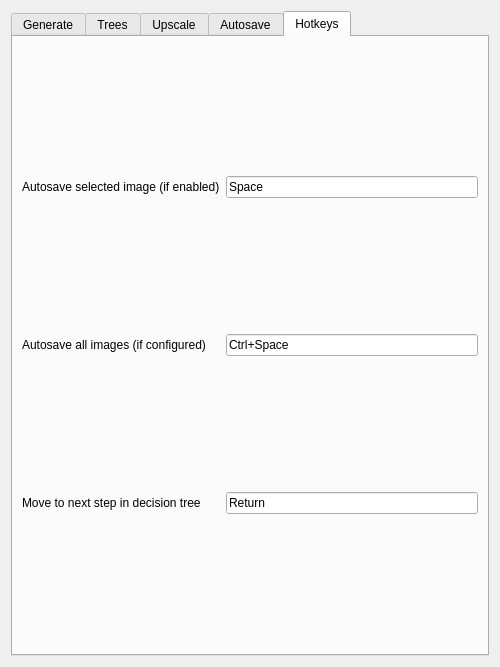
matrixsmaster/MILLA, file sd_plugin/sdcfgdialog.ui: the form before one commit.
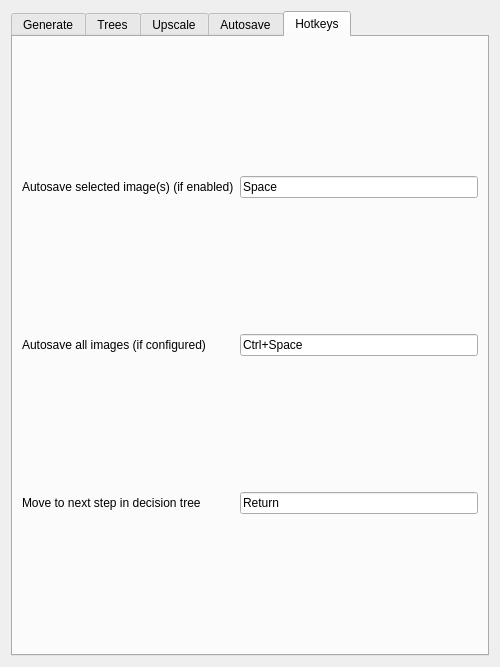
The form after the commit. The open tabs and pages were chosen to show the change. Icons and pictures are not drawn.

Commit message: SDPlugin: added selection saving feature in decision tree mode

The edit to the form file:
```diff
--- a/sd_plugin/sdcfgdialog.ui
+++ b/sd_plugin/sdcfgdialog.ui
@@ -760,7 +760,7 @@
        <item row="0" column="0">
         <widget class="QLabel" name="label_21">
          <property name="text">
-          <string>Autosave selected image (if enabled)</string>
+          <string>Autosave selected image(s) (if enabled)</string>
          </property>
         </widget>
        </item>
```
The commit also changes 1 other file.
